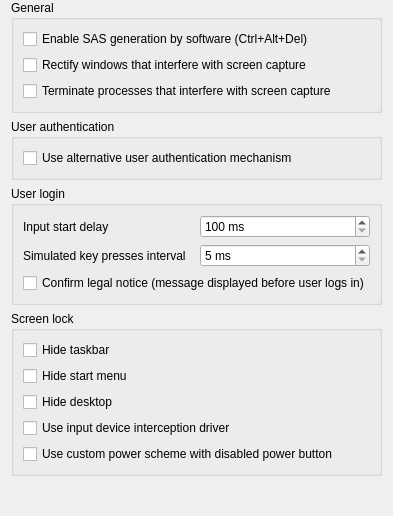
Qt form plugins/platform/windows/WindowsPlatformConfigurationPage.ui (veyon/veyon) before a commit.
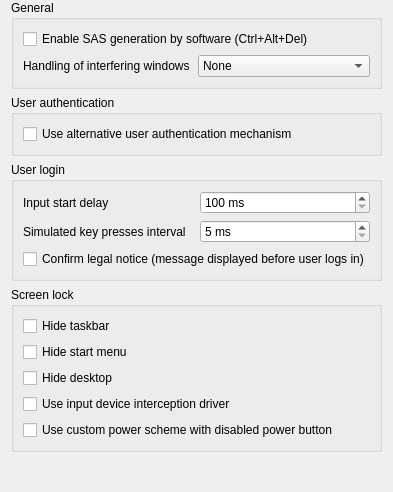
The same form after that commit. Icons and pictures are not drawn.

Commit message:
WindowsSessionFunctions: extend interfering window handling
Make single action configurable and add action for closing session.

Patch:
```diff
--- a/plugins/platform/windows/WindowsPlatformConfigurationPage.ui
+++ b/plugins/platform/windows/WindowsPlatformConfigurationPage.ui
@@ -30,18 +30,39 @@
        </widget>
       </item>
       <item>
-       <widget class="QCheckBox" name="rectifyInterferingWindows">
+       <layout class="QHBoxLayout" name="horizontalLayout">
+        <item>
+         <widget class="QLabel" name="interferingWindowHandlingLabel">
         <property name="text">
-         <string>Rectify windows that interfere with screen capture</string>
+           <string>Handling of interfering windows</string>
         </property>
        </widget>
       </item>
       <item>
-       <widget class="QCheckBox" name="terminateInterferingProcesses">
+         <widget class="QComboBox" name="interferingWindowHandling">
+          <item>
         <property name="text">
-         <string>Terminate processes that interfere with screen capture</string>
-        </property>
-       </widget>
+            <string>None</string>
+           </property>
+          </item>
+          <item>
+           <property name="text">
+            <string>Fix window attributes</string>
+           </property>
+          </item>
+          <item>
+           <property name="text">
+            <string>Terminate related process</string>
+           </property>
+          </item>
+          <item>
+           <property name="text">
+            <string>Close session</string>
+           </property>
+          </item>
+         </widget>
+        </item>
+       </layout>
       </item>
      </layout>
     </widget>
```
Left out of the diff: 3 changed lines with no effect on the pictures. Lines whose indentation alone changed are shown as unchanged. The commit also changes 3 other files.
